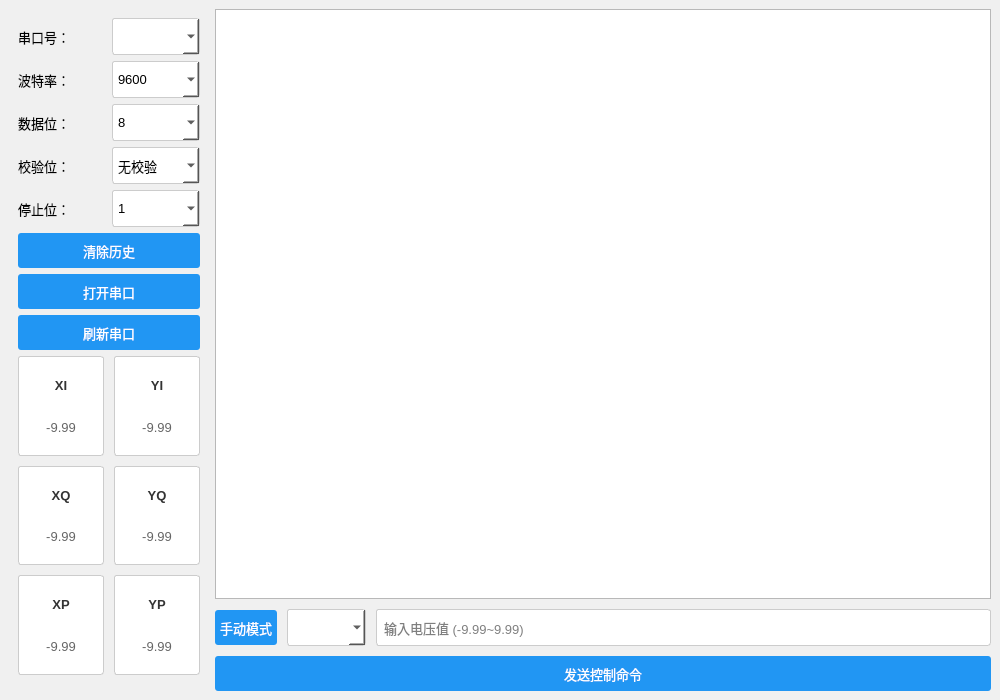
This is mainwindow.ui in ckdfs/qttest1 as Qt 5 draws it before an edit. The edited form follows.
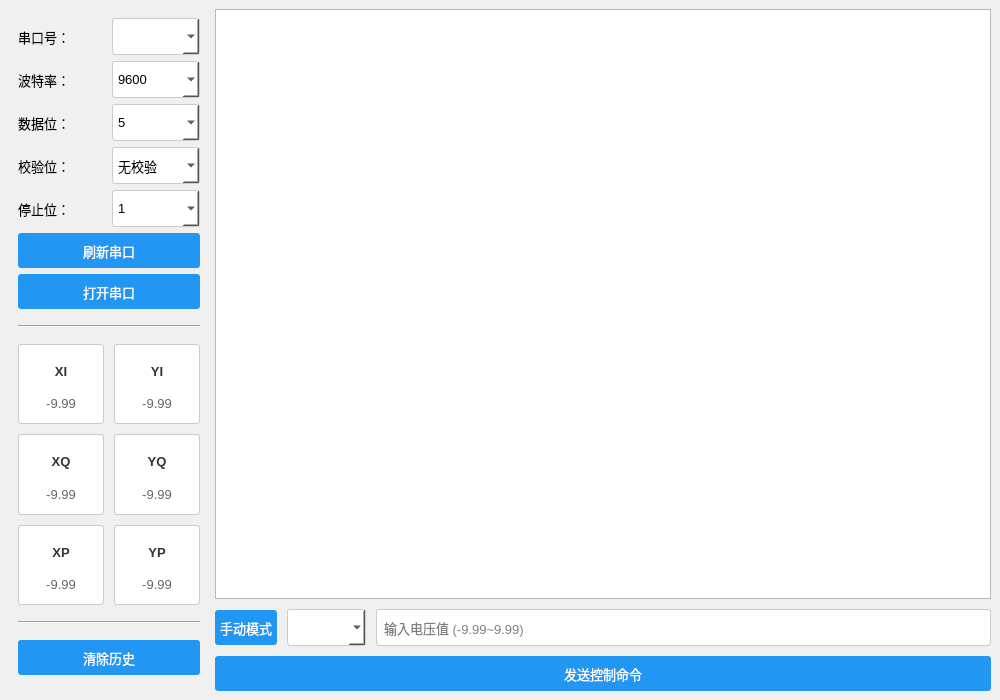
This is the edited form.

Commit message: 调整界面

What changed in the file:
```diff
--- a/mainwindow.ui
+++ b/mainwindow.ui
@@ -148,21 +148,6 @@
           </item>
           <item>
             <widget class="QComboBox" name="comboBoxDataBits">
-              <item>
-                <property name="text">
-                  <string>8</string>
-                </property>
-              </item>
-              <item>
-                <property name="text">
-                  <string>7</string>
-                </property>
-              </item>
-              <item>
-                <property name="text">
-                  <string>6</string>
-                </property>
-              </item>
               <item>
                 <property name="text">
                   <string>5</string>
@@ -232,20 +217,6 @@
           </item>
         </layout>
        </item>
-       <item>
-        <widget class="QPushButton" name="buttonClearHistory">
-         <property name="text">
-          <string>清除历史</string>
-         </property>
-        </widget>
-       </item>
-       <item>
-        <widget class="QPushButton" name="buttonTogglePort">
-         <property name="text">
-          <string>打开串口</string>
-         </property>
-        </widget>
-       </item>
        <item>
         <widget class="QPushButton" name="buttonRefreshPorts">
          <property name="text">
@@ -253,6 +224,55 @@
          </property>
         </widget>
        </item>
+       <item>
+        <widget class="QPushButton" name="buttonTogglePort">
+         <property name="text">
+          <string>打开串口</string>
+         </property>
+        </widget>
+       </item>
+       <item>
+        <spacer name="verticalSpacerBeforeLine1">
+         <property name="orientation">
+          <enum>Qt::Vertical</enum>
+         </property>
+         <property name="sizeType">
+          <enum>QSizePolicy::Fixed</enum>
+         </property>
+         <property name="sizeHint" stdset="0">
+          <size>
+           <width>20</width>
+           <height>10</height>
+          </size>
+         </property>
+        </spacer>
+       </item>
+       <item>
+        <widget class="QFrame" name="line1">
+         <property name="frameShape">
+          <enum>QFrame::HLine</enum>
+         </property>
+         <property name="frameShadow">
+          <enum>QFrame::Sunken</enum>
+         </property>
+        </widget>
+       </item>
+       <item>
+        <spacer name="verticalSpacerAfterLine1">
+         <property name="orientation">
+          <enum>Qt::Vertical</enum>
+         </property>
+         <property name="sizeType">
+          <enum>QSizePolicy::Fixed</enum>
+         </property>
+         <property name="sizeHint" stdset="0">
+          <size>
+           <width>20</width>
+           <height>10</height>
+          </size>
+         </property>
+        </spacer>
+       </item>
        <item>
         <layout class="QGridLayout" name="gridLayoutStatus">
          <property name="spacing">
@@ -542,6 +562,55 @@
          </item>
         </layout>
        </item>
+       <item>
+        <spacer name="verticalSpacerBeforeLine2">
+         <property name="orientation">
+          <enum>Qt::Vertical</enum>
+         </property>
+         <property name="sizeType">
+          <enum>QSizePolicy::Fixed</enum>
+         </property>
+         <property name="sizeHint" stdset="0">
+          <size>
+           <width>20</width>
+           <height>10</height>
+          </size>
+         </property>
+        </spacer>
+       </item>
+       <item>
+        <widget class="QFrame" name="line2">
+         <property name="frameShape">
+          <enum>QFrame::HLine</enum>
+         </property>
+         <property name="frameShadow">
+          <enum>QFrame::Sunken</enum>
+         </property>
+        </widget>
+       </item>
+       <item>
+        <spacer name="verticalSpacerAfterLine2">
+         <property name="orientation">
+          <enum>Qt::Vertical</enum>
+         </property>
+         <property name="sizeType">
+          <enum>QSizePolicy::Fixed</enum>
+         </property>
+         <property name="sizeHint" stdset="0">
+          <size>
+           <width>20</width>
+           <height>10</height>
+          </size>
+         </property>
+        </spacer>
+       </item>
+       <item>
+        <widget class="QPushButton" name="buttonClearHistory">
+         <property name="text">
+          <string>清除历史</string>
+         </property>
+        </widget>
+       </item>
        <item>
         <spacer name="verticalSpacer">
          <property name="orientation">
```
Left out of the diff: 15 changed lines with no effect on the pictures. The commit also changes 1 other file.
